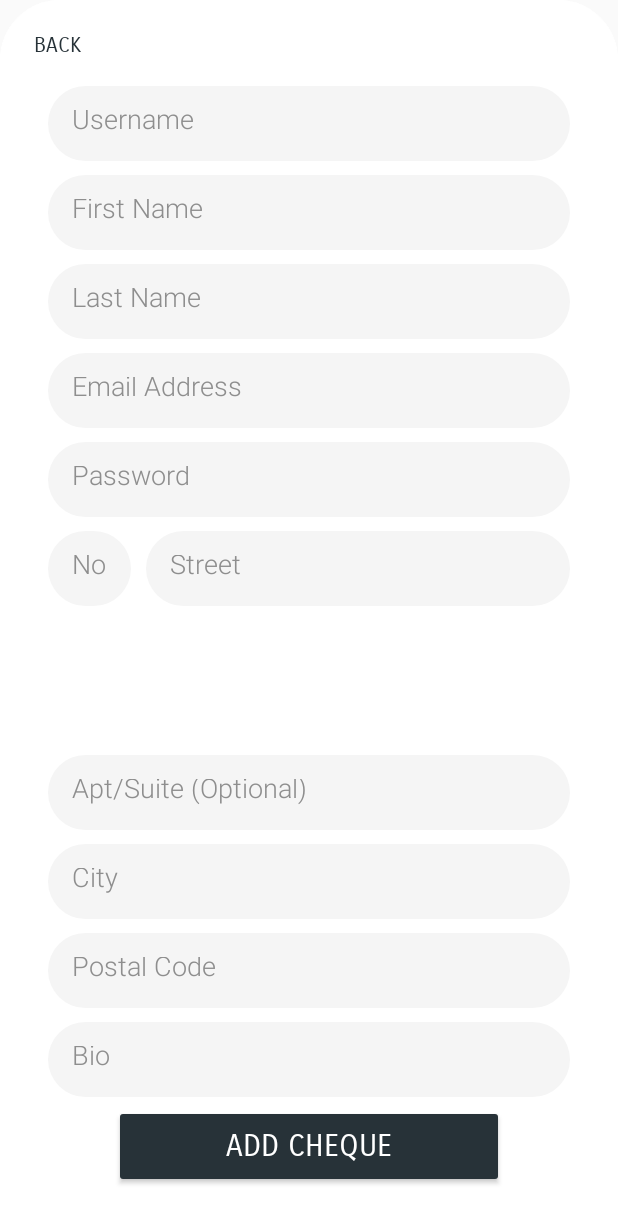
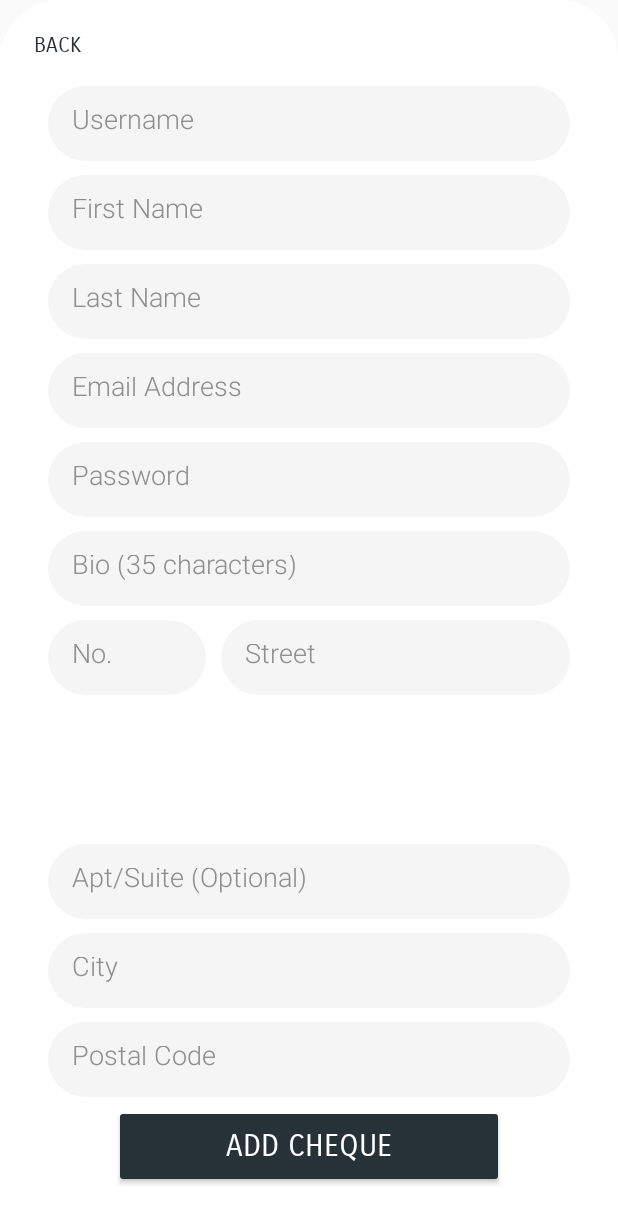
Before and after one commit to Georgin11/Mealer_App, an Android app: the CookRegistration screen opened directly, with no data from a screen before it, on a phone screen of 412 x 824 dp. Shown: the top 1223 px of the screen. Run offline under Robolectric (Android 15) with nearby library versions, the light colour scheme and no system bars; Roboto replaces fonts that are not available here.

Commit message:
Fixed "No." editText box - changed to 105dp width

```diff
--- a/app/src/main/res/layout/activity_client_registration.xml
+++ b/app/src/main/res/layout/activity_client_registration.xml
@@ -115,12 +115,12 @@
                 android:layout_width="match_parent"
                 android:layout_height="wrap_content"
                 android:layout_weight="1"
-                android:gravity="top"
+                android:gravity="center_horizontal"
                 android:orientation="horizontal">
 
                 <EditText
                     android:id="@+id/editText_ClientNumber"
-                    android:layout_width="55dp"
+                    android:layout_width="105dp"
                     android:layout_height="50dp"
                     android:layout_marginTop="10dp"
                     android:background="@drawable/edittext_background"
--- a/app/src/main/res/layout/activity_cook_registration.xml
+++ b/app/src/main/res/layout/activity_cook_registration.xml
@@ -110,16 +110,32 @@
                 android:textColorHint="#8e8e8e"
                 android:textSize="18dp" />
 
+            <EditText
+                android:id="@+id/editTextCookBio"
+                android:layout_width="match_parent"
+                android:layout_height="50dp"
+                android:layout_marginTop="9dp"
+                android:background="@drawable/edittext_background"
+                android:ems="10"
+                android:fontFamily="sans-serif-light"
+                android:hint="Bio (35 characters)"
+                android:inputType="textPersonName"
+                android:maxLength="35"
+                android:padding="16dp"
+                android:textColor="#8e8e8e"
+                android:textColorHint="#8e8e8e"
+                android:textSize="18dp" />
+
             <LinearLayout
                 android:layout_width="match_parent"
                 android:layout_height="wrap_content"
                 android:layout_weight="1"
-                android:gravity="top"
+                android:gravity="center_horizontal"
                 android:orientation="horizontal">
 
                 <EditText
                     android:id="@+id/editTextCookStreetNo"
-                    android:layout_width="55dp"
+                    android:layout_width="105dp"
                     android:layout_height="50dp"
                     android:layout_marginTop="9dp"
                     android:background="@drawable/edittext_background"
@@ -195,22 +211,6 @@
                 android:textColorHint="#8e8e8e"
                 android:textSize="18dp" />
 
-            <EditText
-                android:id="@+id/editTextCookBio"
-                android:layout_width="match_parent"
-                android:layout_height="50dp"
-                android:layout_marginTop="9dp"
-                android:background="@drawable/edittext_background"
-                android:ems="10"
-                android:fontFamily="sans-serif-light"
-                android:hint="Bio"
-                android:inputType="textPersonName"
-                android:maxLength="35"
-                android:padding="16dp"
-                android:textColor="#8e8e8e"
-                android:textColorHint="#8e8e8e"
-                android:textSize="18dp" />
-
             <LinearLayout
                 android:layout_width="match_parent"
                 android:layout_height="55dp"
```
